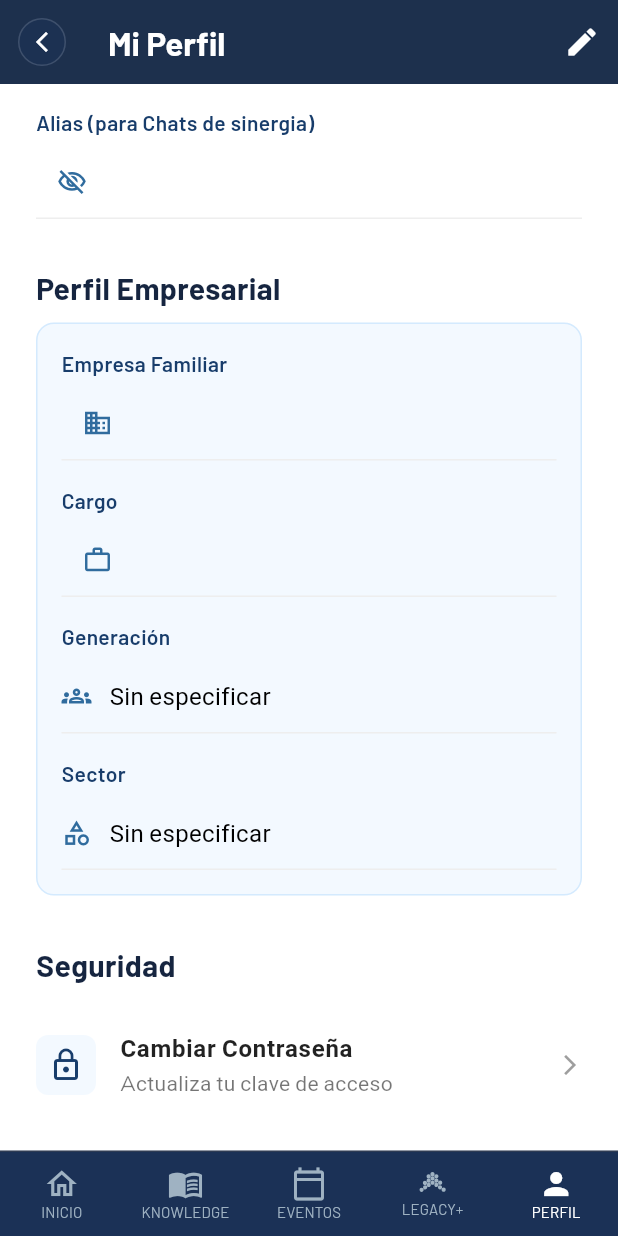
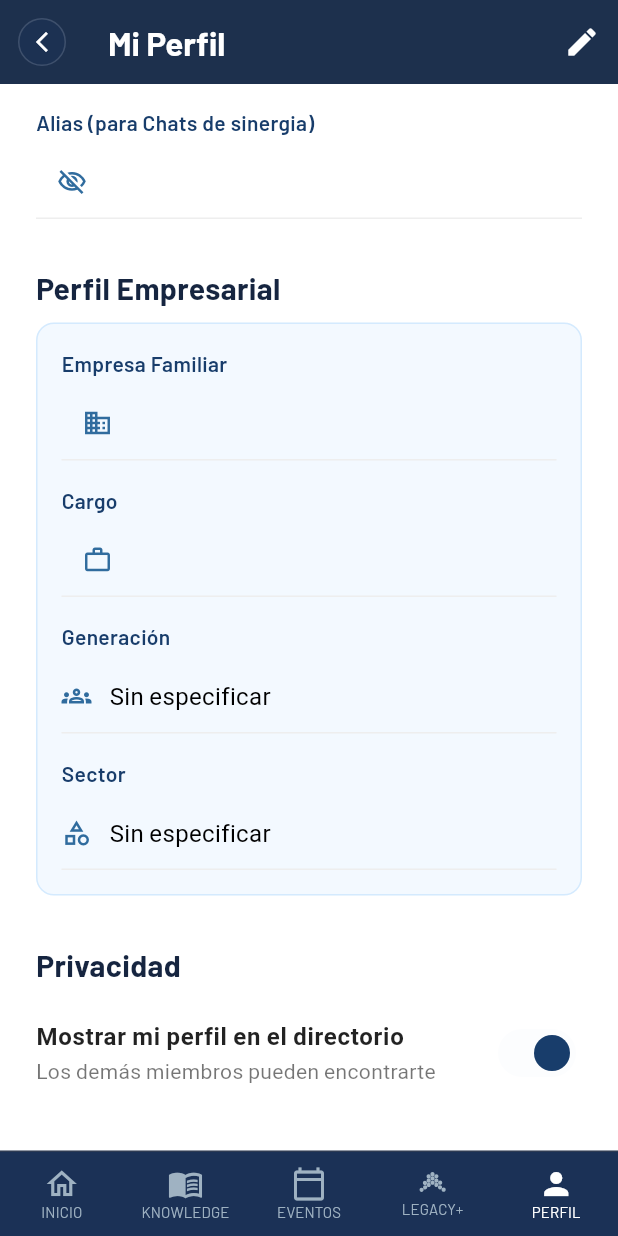
Before and after one commit to johanmartinezm/legacy-App-Movil, a Flutter app: the ProfileEditScreen screen opened by its route, scrolled down 1152 dp, on a phone screen of 412 x 824 dp. Run offline on Flutter 3.47's test engine with Material 3 defaults, Android fonts, the phone set to English and light mode, and no system bars; our stand-ins replace cached_network_image, emoji_picker_flutter, firebase_core, firebase_messaging, flutter_rating_bar, flutter_secure_storage and 11 more; missing offline and left inert: image_picker_android, image_picker_platform_interface; accounts and stored records are empty; Roboto replaces fonts that are missing (Questrial).

Commit message:
Interruptor para mostrar el perfil en el directorio
Sección «Privacidad» en editar perfil; solo se envía si se toca.

Co-Authored-By: Claude Opus 5.5 <noreply@anthropic.com>

```diff
--- a/lib/presentation/screens/profile/profile_edit_screen.dart
+++ b/lib/presentation/screens/profile/profile_edit_screen.dart
@@ -82,6 +82,12 @@ class _ProfileEditScreenState extends State<ProfileEditScreen> {
   final Set<String> _desplegablesTocados = {};
   String _photoUrl = '';
 
+  /// Si la persona sale en el directorio de miembros (`is_public_profile`).
+  /// Como los desplegables, solo viaja al guardar si se tocó: así un guardado
+  /// cualquiera no pisa lo que haya en la base.
+  bool _perfilPublico = true;
+  bool _perfilPublicoTocado = false;
+
   bool _isEditing = false;
   bool _isLoading = true;
 
@@ -140,6 +146,10 @@ class _ProfileEditScreenState extends State<ProfileEditScreen> {
         _departamentoController.text = data['departamento'] ?? '';
         _direccionController.text = data['direccion'] ?? '';
         _photoUrl = data['profile_image_url'] ?? '';
+        // Solo `true` cuenta como público: el directorio del backend filtra
+        // con `IS TRUE`, así que un nulo tampoco sale y aquí se ve apagado.
+        _perfilPublico = data['is_public_profile'] == true;
+        _perfilPublicoTocado = false;
         _isLoading = false;
       });
     } catch (e) {
@@ -274,6 +284,7 @@ class _ProfileEditScreenState extends State<ProfileEditScreen> {
         );
         if (valor != null) body[clave] = valor;
       });
+      if (_perfilPublicoTocado) body['is_public_profile'] = _perfilPublico;
 
       // La foto elegida se sube antes de guardar el resto. Si falla, no se
       // guarda nada: decir «Perfil actualizado» sin la foto era justo el fallo.
@@ -305,6 +316,7 @@ class _ProfileEditScreenState extends State<ProfileEditScreen> {
           }
         }
         _desplegablesTocados.clear();
+        _perfilPublicoTocado = false;
         if (fotoNueva != null) {
           _photoUrl = fotoNueva;
           _imageFile = null;
@@ -573,6 +585,42 @@ class _ProfileEditScreenState extends State<ProfileEditScreen> {
                                 Icons.category_outlined,
                               ),
                             ],
+                          ),
+                        ),
+
+                        const SizedBox(height: 32),
+
+                        _buildSectionTitle('Privacidad'),
+                        const SizedBox(height: 8),
+                        SwitchListTile(
+                          key: const Key('interruptor_perfil_publico'),
+                          contentPadding: EdgeInsets.zero,
+                          activeThumbColor: AppTheme.legacyBlue2,
+                          value: _perfilPublico,
+                          // Como el resto del formulario, se cambia en modo
+                          // edición y se aplica al pulsar guardar.
+                          onChanged: _isEditing
+                              ? (valor) => setState(() {
+                                    _perfilPublico = valor;
+                                    _perfilPublicoTocado = true;
+                                  })
+                              : null,
+                          title: Text(
+                            'Mostrar mi perfil en el directorio',
+                            style: GoogleFonts.questrial(
+                              fontWeight: FontWeight.bold,
+                              fontSize: 16,
+                              color: Colors.black87,
+                            ),
+                          ),
+                          subtitle: Text(
+                            _perfilPublico
+                                ? 'Los demás miembros pueden encontrarte'
+                                : 'No apareces en el directorio de miembros',
+                            style: GoogleFonts.questrial(
+                              fontSize: 14,
+                              color: Colors.black54,
+                            ),
                           ),
                         ),
 
```
Also changed, not shown: 1 other file.
